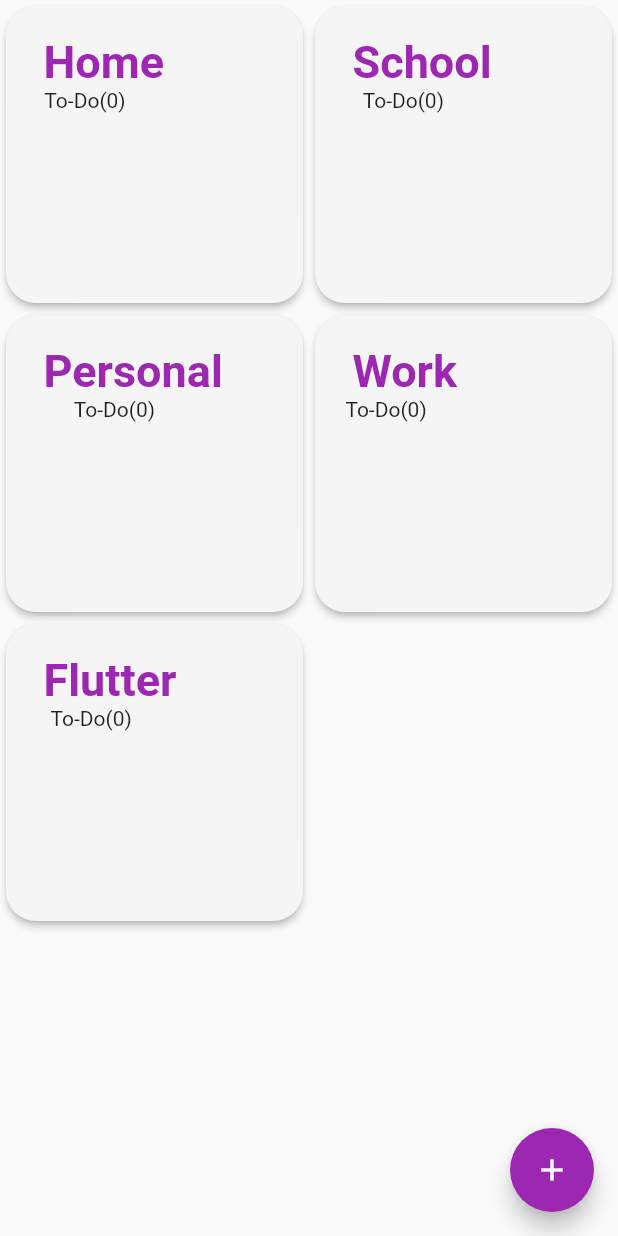
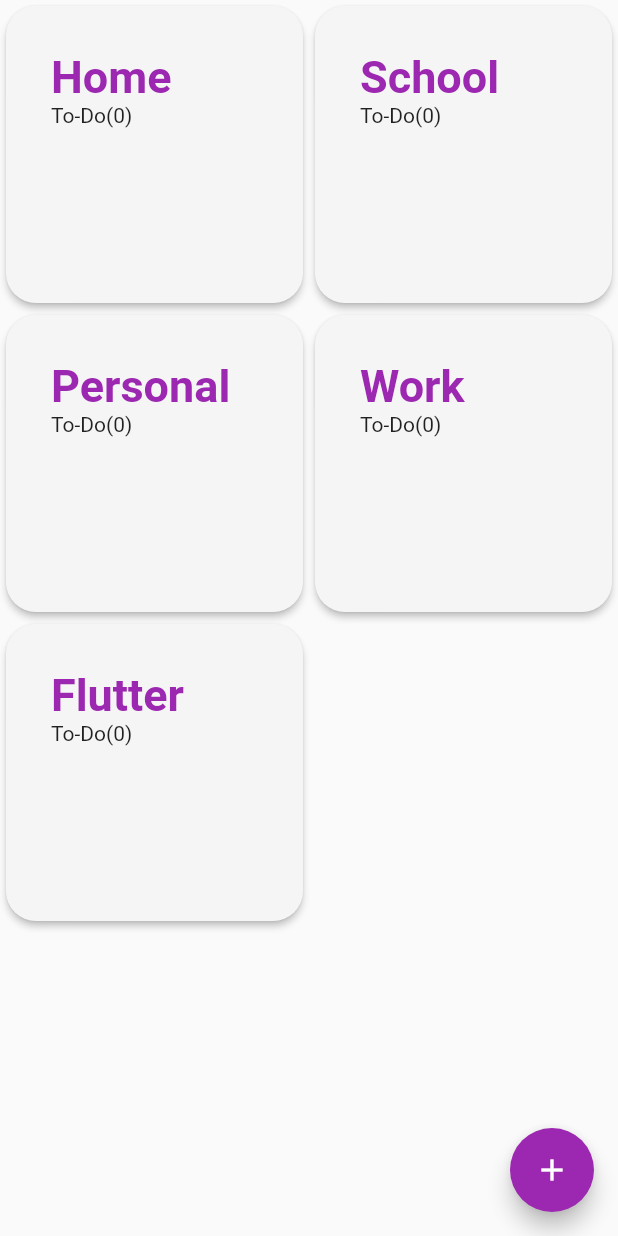
Before and after one commit to yagizdo/Grid-Destune, a Flutter app: the screen it shows after launch, on a phone screen of 412 x 824 dp. Run offline on Flutter 3.47's test engine with Material 2 defaults, Android fonts, the phone set to English and light mode, and no system bars; our stand-ins replace modal_bottom_sheet, shared_preferences.

Commit message:
Some updates and Added Todo Widgets

```diff
--- a/lib/Widgets/Category/category_card.dart
+++ b/lib/Widgets/Category/category_card.dart
@@ -1,6 +1,7 @@
 import 'package:flutter/material.dart';
 import 'package:grid_todo/Models/category.dart';
 import 'package:grid_todo/Screens/categorypage.dart';
+import 'package:modal_bottom_sheet/modal_bottom_sheet.dart';
 
 class CategoryCard extends StatelessWidget {
   const CategoryCard({Key? key, required this.category}) : super(key: key);
@@ -10,7 +11,8 @@ class CategoryCard extends StatelessWidget {
   Widget build(BuildContext context) {
     return GestureDetector(
       onTap: () {
-        showModalBottomSheet(context: context, builder: (context) => CategoryPage(title: category.title));
+        showMaterialModalBottomSheet(
+            context: context, builder: (context) => CategoryPage(title: category.title));
         print('Grid Card Clicked');
       },
       child: Card(
@@ -19,21 +21,22 @@ class CategoryCard extends StatelessWidget {
         shape: const RoundedRectangleBorder(
           borderRadius: BorderRadius.all(Radius.circular(20)),
         ),
+        child: Padding(
+          padding: const EdgeInsets.only(top : 30.0, left : 30.0),
           child: Column(
             crossAxisAlignment: CrossAxisAlignment.start,
             children:  [
              Column(
+               crossAxisAlignment: CrossAxisAlignment.start,
                children: [
-               Padding(
-                 padding: const EdgeInsets.only(top : 20.0,left : 25.0),
-                 child: Text(category.title,style: TextStyle(fontSize: 30,color: Colors.purple,fontWeight: FontWeight.bold),),
-               ),
+                 Text(category.title,style: TextStyle(fontSize: 30,color: Colors.purple,fontWeight: FontWeight.bold),),
                  const Text('To-Do(0)'),
                ],
              ),
             ],
           ),
         ),
+      ),
     );
   }
 }
--- a/pubspec.yaml
+++ b/pubspec.yaml
@@ -36,6 +36,7 @@ dependencies:
   cupertino_icons: ^1.0.2
   provider: ^6.0.2
   shared_preferences: ^2.0.12
+  modal_bottom_sheet: ^2.0.0
 
 dev_dependencies:
   flutter_test:
```
Also changed, not shown: lib/Screens/categorypage.dart (+16 -12 lines), lib/Widgets/Todo/todo_card.dart (added, +22 -0 lines), lib/Widgets/Todo/todo_list.dart (added, +18 -0 lines), pubspec.lock. Lines whose indentation alone changed are shown as unchanged.
